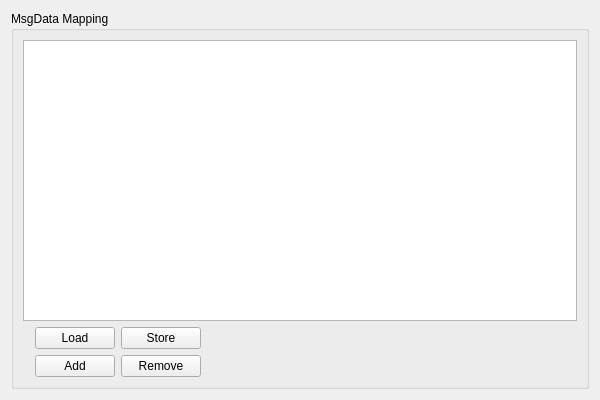
Old version of the form R_Visualizer/MessageConfig/MsgDataMapping/ui/msgdatamappingwidget.ui in the repository NeverKnewTheName/R_Visualizer.
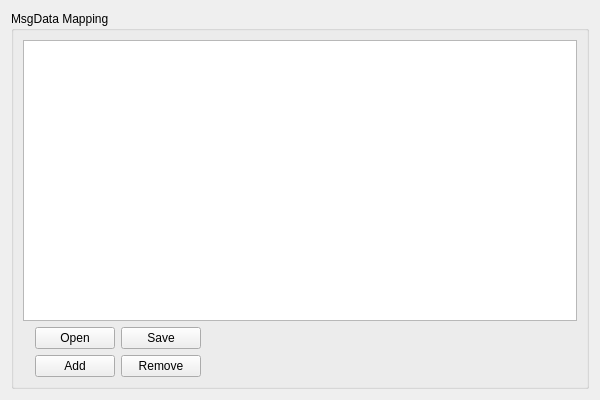
New version of the form.

Commit message: Automatic disconnect of MainWindow from InterfaceHandler; SendMsgSingle does now make use of MsgWidget; AddToPackage is now supported by SendMsgSingleWidget; began to rename Load and Store with Open and Save for consistency with the platform; WIP

```diff
--- a/R_Visualizer/MessageConfig/MsgDataMapping/ui/msgdatamappingwidget.ui
+++ b/R_Visualizer/MessageConfig/MsgDataMapping/ui/msgdatamappingwidget.ui
@@ -85,7 +85,7 @@
          <string>Load an ID configuration (*.json)</string>
         </property>
         <property name="text">
-         <string>Load</string>
+         <string>Open</string>
         </property>
        </widget>
       </item>
@@ -95,7 +95,7 @@
          <string>Save the current ID configuration (*.json) to a file</string>
         </property>
         <property name="text">
-         <string>Store</string>
+         <string>Save</string>
         </property>
        </widget>
       </item>
```
Left out of the diff: 20 changed lines with no effect on the pictures. The commit also changes 16 other files.
